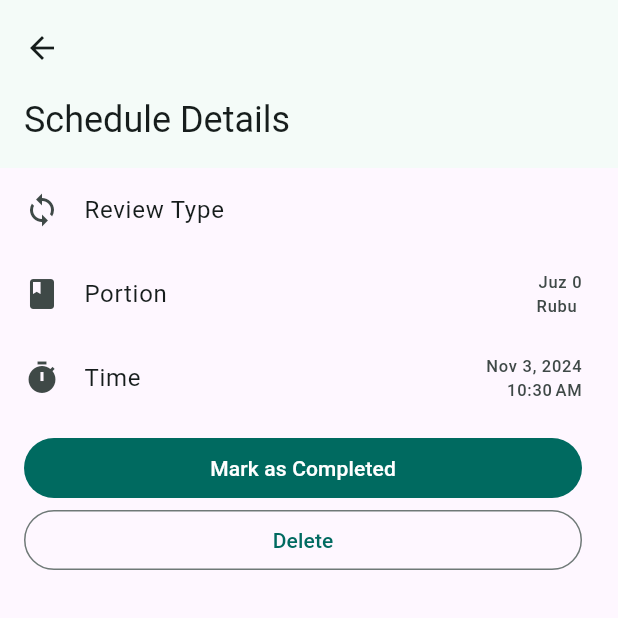
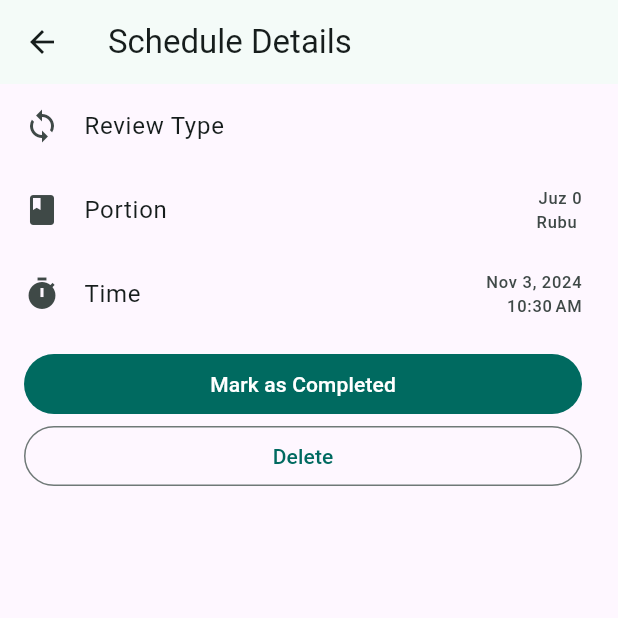
Before and after one commit to adaniel52/repeater, a Flutter app: the ScheduleDetailsScreen screen opened directly with empty values, on a phone screen of 412 x 824 dp, the top half of it. Run offline on Flutter 3.47's test engine with Material 3 defaults, Android fonts, the phone set to English and light mode, and no system bars; our stand-ins replace awesome_notifications, flutter_html, hive, hive_flutter, photo_view; missing offline and left inert: flutter_html_video; accounts and stored records are empty.

Commit message:
very nice commit name..

```diff
--- a/lib/screens/home/schedule_details_screen.dart
+++ b/lib/screens/home/schedule_details_screen.dart
@@ -1,6 +1,7 @@
 import 'package:flutter/material.dart';
 import 'package:intl/intl.dart';
 import 'package:repeater/models/schedule_entry.dart';
+import 'package:repeater/widgets/custom_list_view.dart';
 
 class ScheduleDetailsScreen extends StatelessWidget {
   final ScheduleEntry scheduleEntry;
@@ -18,21 +19,17 @@ class ScheduleDetailsScreen extends StatelessWidget {
     final time = DateFormat.jm().format(scheduleEntry.startDate);
 
     return Scaffold(
-      body: Scrollbar(
-        child: CustomScrollView(
-          slivers: [
-            const SliverAppBar.medium(
-              title: Text('Schedule Details'),
+      appBar: AppBar(
+        title: const Text('Schedule Details'),
       ),
-            SliverListTile(
-              child: ListTile(
+      body: CustomListView(
+        children: [
+          ListTile(
             leading: const Icon(Icons.loop),
             title: const Text('Review Type'),
             trailing: Text(reviewType),
           ),
-            ),
-            SliverListTile(
-              child: ListTile(
+          ListTile(
             leading: const Icon(Icons.book),
             title: const Text('Portion'),
             trailing: Column(
@@ -44,9 +41,7 @@ class ScheduleDetailsScreen extends StatelessWidget {
               ],
             ),
           ),
-            ),
-            SliverListTile(
-              child: ListTile(
+          ListTile(
             leading: const Icon(Icons.timer),
             title: const Text('Time'),
             trailing: Column(
@@ -58,9 +53,7 @@ class ScheduleDetailsScreen extends StatelessWidget {
               ],
             ),
           ),
-            ),
-            SliverListTile(
-              child: ListTile(
+          ListTile(
             title: Column(
               crossAxisAlignment: CrossAxisAlignment.stretch,
               children: [
@@ -75,31 +68,8 @@ class ScheduleDetailsScreen extends StatelessWidget {
               ],
             ),
           ),
-            ),
         ],
-        ),
       ),
     );
   }
 }
-
-class SliverListTile extends StatelessWidget {
-  const SliverListTile({
-    super.key,
-    required this.child,
-  });
-
-  final Widget child;
-
-  @override
-  Widget build(BuildContext context) {
-    return SliverList(
-      delegate: SliverChildBuilderDelegate(
-        (context, index) {
-          return child;
-        },
-        childCount: 1,
-      ),
-    );
-  }
-}
```
Lines whose indentation alone changed are shown as unchanged.
